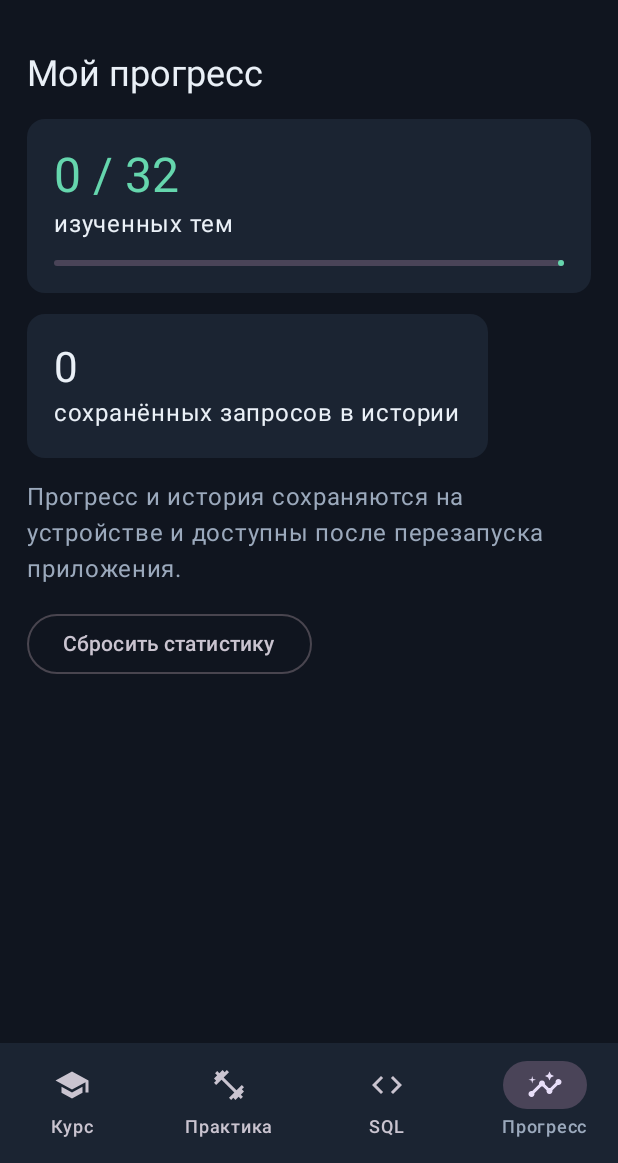
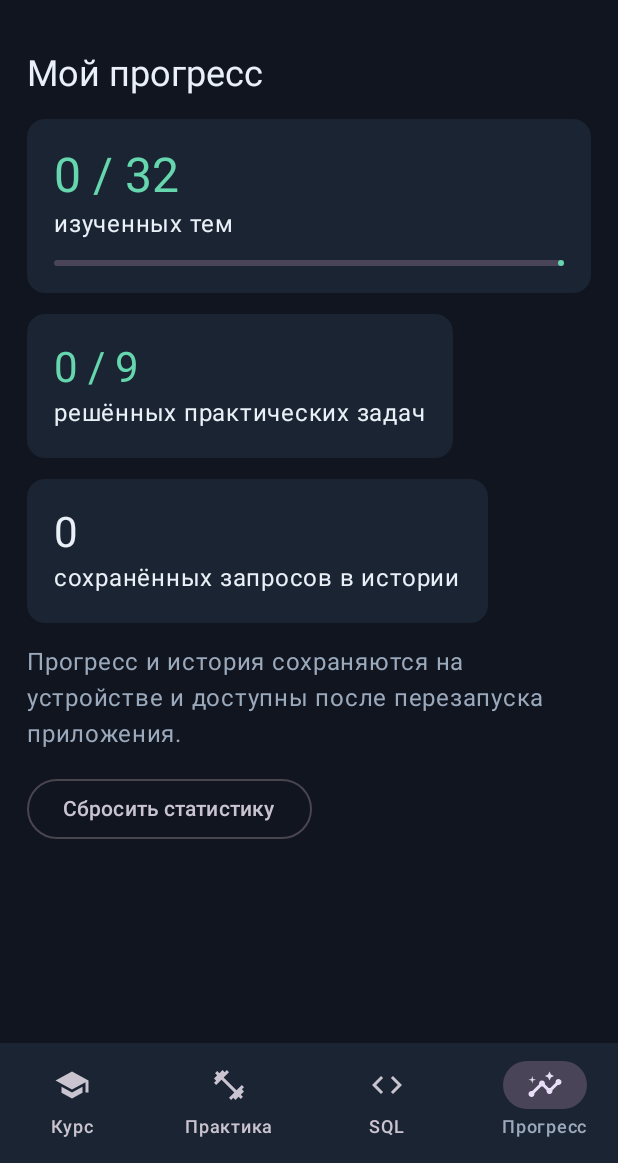
Before and after one commit to Vitac86/SQL_training, an Android app built with Jetpack Compose: the screen it shows after launch (MainActivity), item 4 of the bottom bar chosen, on a phone screen of 412 x 824 dp, the part 73-1236 px from its top. Run offline under Robolectric (Android 15) with nearby library versions, the phone set to English and light mode, and no system bars.

Commit message:
Track completed practice tasks and progress

```diff
--- a/android/app/src/main/java/ru/sqltraining/app/MainActivity.kt
+++ b/android/app/src/main/java/ru/sqltraining/app/MainActivity.kt
@@ -49,12 +49,14 @@ fun TrainerApp(db:SqlDatabase,prefs:SharedPreferences){
  var running by remember{mutableStateOf(false)}
  var history by remember{mutableStateOf(runCatching{val j=JSONArray(prefs.getString("history","[]"));(0 until j.length()).map{j.getString(it)}}.getOrDefault(emptyList()))}
  var completed by remember{mutableStateOf((prefs.getStringSet("completed",emptySet())?:emptySet()).mapNotNull{it.toIntOrNull()}.toSet())}
+ var completedTasks by remember{mutableStateOf((prefs.getStringSet("completed_tasks",emptySet())?:emptySet()).mapNotNull{it.toIntOrNull()}.toSet())}
  var selectedLesson by remember{mutableStateOf<Lesson?>(null)}
  var activeTask by remember{mutableStateOf<PracticeTask?>(null)}
  var taskFeedback by remember{mutableStateOf<String?>(null)}
  val scope= rememberCoroutineScope()
 
  LaunchedEffect(completed){prefs.edit().putStringSet("completed",completed.map{it.toString()}.toSet()).apply()}
+ LaunchedEffect(completedTasks){prefs.edit().putStringSet("completed_tasks",completedTasks.map{it.toString()}.toSet()).apply()}
  LaunchedEffect(history){prefs.edit().putString("history",JSONArray(history).toString()).apply()}
 
  MaterialTheme(colorScheme=darkColorScheme(primary=Green,onPrimary=Bg,background=Bg,surface=Panel,onBackground=Color(0xFFEAF0F7),onSurface=Color(0xFFEAF0F7),secondary=Muted,surfaceVariant=Color(0xFF273244))){
@@ -69,7 +71,7 @@ fun TrainerApp(db:SqlDatabase,prefs:SharedPreferences){
   ){padding->Box(Modifier.fillMaxSize().padding(padding)){
    when(tab){
     0->CourseScreen(completed,onOpen={selectedLesson=it},onDone={completed=completed+it.id})
-    1->PracticeScreen(activeTask?.id){task->activeTask=task;taskFeedback=null;sql=task.starter;result=null;error=null;tab=2}
+    1->PracticeScreen(activeTask?.id,completedTasks){task->activeTask=task;taskFeedback=null;sql=task.starter;result=null;error=null;tab=2}
     2->if(selectedLesson!=null)LessonScreen(selectedLesson!!,onBack={selectedLesson=null},onTry={sql=selectedLesson!!.example;selectedLesson=null;activeTask=null},onDone={completed=completed+selectedLesson!!.id;selectedLesson=null})
       else EditorScreen(sql,{sql=it;taskFeedback=null},result,error,running,history,activeTask,taskFeedback,{sql=it},{
        scope.launch{running=true;error=null;taskFeedback=null
@@ -83,12 +85,13 @@ fun TrainerApp(db:SqlDatabase,prefs:SharedPreferences){
          val actual=db.run(sql);val expected=db.run(activeTask!!.expectedSql);result=actual
          val ok=actual.columns==expected.columns && actual.rows==expected.rows
          taskFeedback=if(ok)"Верно! Результат совпадает с эталоном." else "Пока не совпадает. Проверь условия, группировку и сортировку."
+         if(ok) completedTasks=completedTasks+activeTask!!.id
          history=(listOf(sql)+history.filterNot{it==sql}).take(50)
         }catch(e:Exception){error=e.message?:"Ошибка SQL"}
         running=false
        }
       })
-    else->ProgressScreen(completed,history.size,{completed=emptySet();history=emptyList()})
+    else->ProgressScreen(completed,completedTasks,history.size,{completed=emptySet();completedTasks=emptySet();history=emptyList()})
    }
   }}
  }
@@ -126,7 +129,7 @@ fun LessonScreen(lesson:Lesson,onBack:()->Unit,onTry:()->Unit,onDone:()->Unit){
 }
 
 @Composable
-fun PracticeScreen(activeId:Int?,onOpen:(PracticeTask)->Unit){
+fun PracticeScreen(activeId:Int?,completed:Set<Int>,onOpen:(PracticeTask)->Unit){
  Column(Modifier.fillMaxSize().padding(16.dp)){
   Text("Практические задания",style=MaterialTheme.typography.headlineSmall)
   Text("Реши задачу своим запросом и сравни результат с эталоном.",color=Muted)
@@ -134,8 +137,8 @@ fun PracticeScreen(activeId:Int?,onOpen:(PracticeTask)->Unit){
   LazyColumn(verticalArrangement=Arrangement.spacedBy(9.dp)){items(practiceTasks){task->
    Card(onClick={onOpen(task)},colors=CardDefaults.cardColors(containerColor=Panel),shape=RoundedCornerShape(14.dp)){
     Row(Modifier.fillMaxWidth().padding(15.dp),verticalAlignment=Alignment.CenterVertically){
-     Column(Modifier.weight(1f)){Text(task.title,style=MaterialTheme.typography.titleSmall);Text(task.description,color=Muted,fontSize=12.sp);if(task.id==activeId)Text("Открыто в редакторе",color=Green,fontSize=11.sp)}
-     Icon(Icons.Default.ChevronRight,null,tint=Green)
+     Column(Modifier.weight(1f)){Text(task.title,style=MaterialTheme.typography.titleSmall);Text(task.description,color=Muted,fontSize=12.sp);if(task.id==activeId)Text("Открыто в редакторе",color=Green,fontSize=11.sp);if(task.id in completed)Text("Решено",color=Green,fontSize=11.sp)}
+     if(task.id in completed)Icon(Icons.Default.CheckCircle,null,tint=Green)else Icon(Icons.Default.ChevronRight,null,tint=Green)
     }
    }
   }}
@@ -189,10 +192,11 @@ fun EditorScreen(
 }
 
 @Composable
-fun ProgressScreen(done:Set<Int>,historyCount:Int,onReset:()->Unit){
+fun ProgressScreen(done:Set<Int>,taskDone:Set<Int>,historyCount:Int,onReset:()->Unit){
  Column(Modifier.fillMaxSize().padding(18.dp),verticalArrangement=Arrangement.spacedBy(14.dp)){
   Text("Мой прогресс",style=MaterialTheme.typography.headlineSmall)
   Card(colors=CardDefaults.cardColors(containerColor=Panel)){Column(Modifier.padding(18.dp)){Text("${done.size} / ${lessons.size}",style=MaterialTheme.typography.headlineLarge,color=Green);Text("изученных тем");LinearProgressIndicator(progress={done.size.toFloat()/lessons.size},modifier=Modifier.fillMaxWidth().padding(top=12.dp),color=Green)}}
+  Card(colors=CardDefaults.cardColors(containerColor=Panel)){Column(Modifier.padding(18.dp)){Text("${taskDone.size} / ${practiceTasks.size}",style=MaterialTheme.typography.headlineMedium,color=Green);Text("решённых практических задач")}}
   Card(colors=CardDefaults.cardColors(containerColor=Panel)){Column(Modifier.padding(18.dp)){Text("$historyCount",style=MaterialTheme.typography.headlineMedium);Text("сохранённых запросов в истории")}}
   Text("Прогресс и история сохраняются на устройстве и доступны после перезапуска приложения.",color=Muted)
   OutlinedButton(onClick=onReset){Text("Сбросить статистику")}
```
Also changed, not shown: 1 other file.
